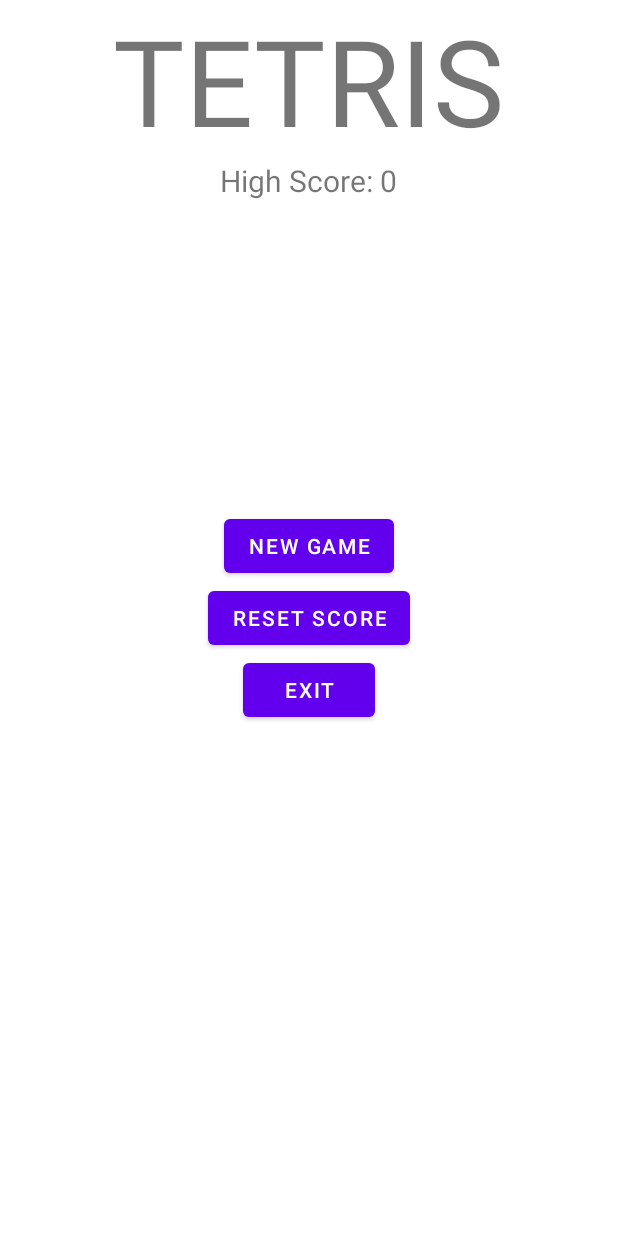
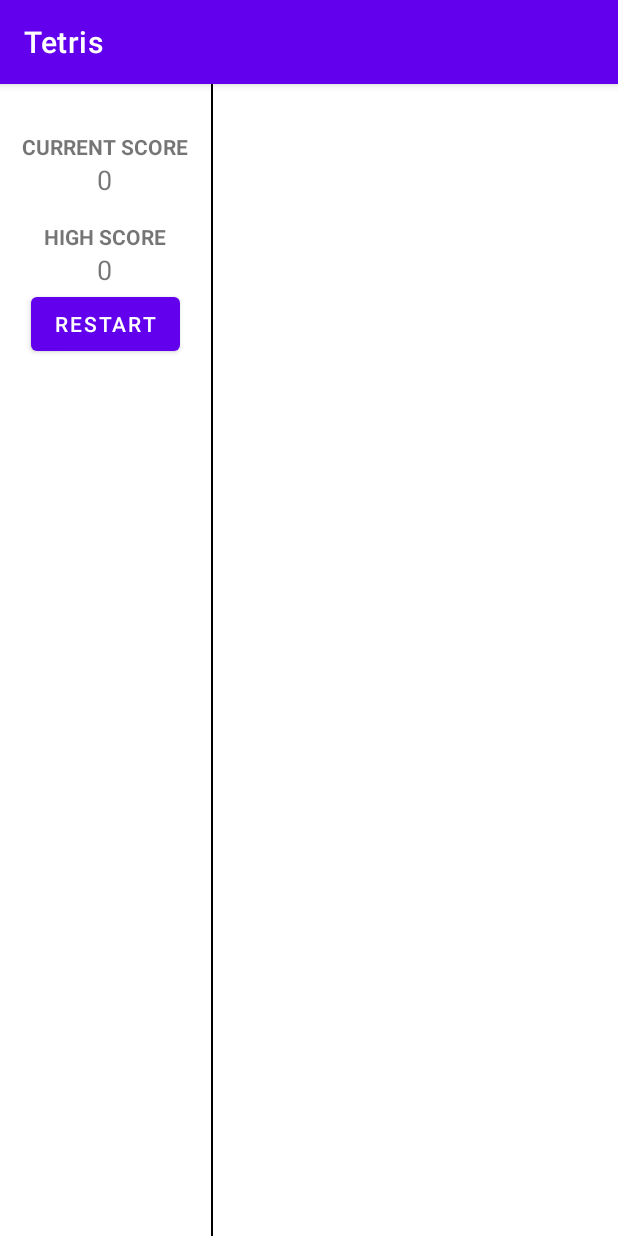
Before and after one commit to reeceslade/Tetris, an Android app: the screen it shows after launch (MainActivity before the commit, GameActivity after it), after a tap on "NEW GAME", on a phone screen of 412 x 824 dp. Run offline under Robolectric (Android 15) with nearby library versions, the phone set to English and light mode, and no system bars.

```diff
--- /dev/null
+++ b/app/src/main/java/com/example/tetris/AppPreferences.kt
@@ -0,0 +1,30 @@
+package com.example.tetris
+
+import android.content.Context
+import android.content.SharedPreferences
+
+class AppPreferences(ctx: Context) {
+    //content provides access to getSharedPreferences()
+    //this retrieves the files name as the first argument (APP PREFERENCES)
+    private var data: SharedPreferences =
+        ctx.getSharedPreferences("APP_PREFERENCES", Context.MODE_PRIVATE)
+
+
+    fun saveHighScore(highscore: Int) {
+        //takes high score as only argument
+        data.edit().putInt("HIGH_SCORE", highscore).apply()
+        //uses data.edit to allow modification to this data
+        //putInt represents a string as a key that will be used to access stored value
+        //second argument is the integer which will be stored (highScore)
+    }
+
+    fun getHighScore(): Int {
+        return data.getInt("HIGH_SCORE", 0)
+        //returns the high score data
+    }
+
+    fun clearHighScore() {
+        data.edit().putInt("HIGH_SCORE", 0).apply()
+        //overwrites high score to 0
+    }
+}
--- /dev/null
+++ b/app/src/main/java/com/example/tetris/GameActivity.kt
@@ -0,0 +1,35 @@
+package com.example.tetris
+
+import android.content.Intent
+import androidx.appcompat.app.AppCompatActivity
+import android.os.Bundle
+import android.view.View
+import android.widget.Button
+import android.widget.TextView
+import org.w3c.dom.Text
+
+class GameActivity : AppCompatActivity() {
+    var tvHighScore: TextView? = null
+    var tvCurrentScore: TextView? = null
+    var appPreferences: AppPreferences? = null
+    override fun onCreate(savedInstanceState: Bundle?) {
+        super.onCreate(savedInstanceState)
+        setContentView(R.layout.activity_game)
+        appPreferences = AppPreferences(this)
+
+        val btnRestart = findViewById<Button>(R.id.btn_restart)
+        tvHighScore = findViewById<TextView>(R.id.tv_high_score)
+        tvCurrentScore = findViewById<TextView>(R.id.tv_current_score)
+
+        updateHighScore()
+        updateCurrentScore()
+    }
+
+    private fun updateHighScore() {
+        tvHighScore?.text = "${appPreferences?.getHighScore()}"
+    }
+
+    private fun updateCurrentScore() {
+        tvCurrentScore?.text = "0"
+    }
+}
--- a/app/src/main/java/com/example/tetris/MainActivity.kt
+++ b/app/src/main/java/com/example/tetris/MainActivity.kt
@@ -1,11 +1,12 @@
 package com.example.tetris
 
+import android.content.Intent
 import androidx.appcompat.app.AppCompatActivity
 import android.os.Bundle
-//import android.support.v7.app.AppCompatActivity
 import android.view.View
 import android.widget.Button
 import android.widget.TextView
+import com.google.android.material.snackbar.Snackbar
 
 class MainActivity : AppCompatActivity() {
     var tvHighScore: TextView? = null
@@ -18,8 +19,21 @@ class MainActivity : AppCompatActivity() {
         val btnResetScore = findViewById<Button>(R.id.btn_reset_score)
         val btnExit = findViewById<Button>(R.id.btn_exit)
         val tvHighScore = findViewById<TextView>(R.id.tv_high_score)
-
-        btnNewGame.setOnClickListener { this::onBtnNewGameClick }
+        btnNewGame.setOnClickListener (this::onBtnNewGameClick)
+        btnResetScore.setOnClickListener (this::onBtnResetScoreClick)
+      //  btnExit.setOnClickListener { this:onBtnExitClick }
+}
+    private fun onBtnNewGameClick(view: View) {
+        val intent = Intent(this, GameActivity::class.java)
+        startActivity(intent)
     }
-    private fun onBtnNewGameClick(view: View) {}
+    private fun onBtnResetScoreClick(view: View) {
+        val preferences = AppPreferences(this)
+        preferences.clearHighScore()
+            Snackbar.make(view, "Score successfully reset", Snackbar.LENGTH_SHORT).show()
+        tvHighScore?.text = "High Score: ${preferences.getHighScore()}"
+    }
+    private fun onBtnExitClick(view: View) {
+        System.exit(0)
+    }
 }
--- /dev/null
+++ b/app/src/main/java/constants/FieldConstants.kt
@@ -0,0 +1,5 @@
+package constants
+
+enum class FieldConstants(val value: Int){
+    COLUMN_COUNT(10), ROW_COUNT(10)
+}
--- /dev/null
+++ b/app/src/main/java/helpers/HelperFunctions.kt
@@ -0,0 +1,6 @@
+package helpers
+
+fun array2dOfByte(sizeOuter:Int, sizeInner:Int): Array<ByteArray>
+= Array(sizeOuter) { ByteArray(sizeInner) }
+//arguments = row and col
+// this function generates and returns a new array with the specified properties
--- /dev/null
+++ b/app/src/main/res/layout/activity_game.xml
@@ -0,0 +1,74 @@
+<?xml version="1.0" encoding="utf-8"?>
+<androidx.constraintlayout.widget.ConstraintLayout
+    xmlns:android="http://schemas.android.com/apk/res/android"
+    xmlns:tools="http://schemas.android.com/tools"
+    xmlns:app="http://schemas.android.com/apk/res-auto"
+    android:layout_width="match_parent"
+    android:layout_height="match_parent"
+    tools:context=".GameActivity">
+
+  <LinearLayout
+      android:layout_width="match_parent"
+      android:layout_height="match_parent"
+      android:orientation="horizontal"
+      android:weightSum="10"
+      android:background="@color/cardview_light_background">
+
+    <LinearLayout
+        android:layout_width="wrap_content"
+        android:layout_height="wrap_content"
+        android:layout_weight="1"
+        android:gravity="center"
+        android:orientation="vertical"
+        android:paddingTop="32dp"
+        android:paddingBottom="32dp">
+      <LinearLayout
+          android:layout_width="wrap_content"
+          android:layout_height="0dp"
+          android:layout_weight="1"
+          android:gravity="center"
+          android:orientation="vertical">
+
+        <TextView
+            android:layout_width="wrap_content"
+            android:layout_height="wrap_content"
+            android:text="@string/current_score"
+            android:textAllCaps="true"
+            android:textSize="14sp"
+            android:textStyle="bold" />
+
+        <TextView
+            android:id="@+id/tv_current_score"
+            android:layout_width="wrap_content"
+            android:layout_height="wrap_content"
+            android:textSize="18sp" />
+
+        <TextView
+            android:layout_width="wrap_content"
+            android:layout_height="wrap_content"
+            android:layout_marginTop="@dimen/layout_margin_top"
+            android:text="@string/high_score"
+            android:textAllCaps="true"
+            android:textSize="14sp"
+            android:textStyle="bold" />
+
+        <TextView
+            android:id="@+id/tv_high_score"
+            android:layout_width="wrap_content"
+            android:layout_height="wrap_content"
+            android:textSize="18sp" />
+      </LinearLayout>
+
+      <Button
+          android:id="@+id/btn_restart"
+          android:layout_width="wrap_content"
+          android:layout_height="wrap_content"
+          android:text="@string/btn_restart" />
+    </LinearLayout>
+
+    <View
+      android:layout_width="1dp"
+      android:layout_height="match_parent"
+    android:background="#000"/>
+  </LinearLayout>
+  </androidx.constraintlayout.widget.ConstraintLayout>
--- a/app/src/main/res/values/strings.xml
+++ b/app/src/main/res/values/strings.xml
@@ -4,5 +4,8 @@
     <string name="reset_score">Reset score</string>
     <string name="exit">Exit</string>
     <string name="tetris">TETRIS</string>
-    <string name="high_score_0">High Score: 0</string>
+    <string name="high_score">High Score</string>
+    <string name="current_score">Current Score</string>
+    <string name="btn_restart">Restart</string>
+    <string name="high_score_0" />
 </resources>
```
Also changed, not shown: app/src/main/AndroidManifest.xml (+6 -3 lines), app/src/main/java/models/Block.java (added, +92 -0 lines), app/src/main/java/models/Frame.kt (added, +27 -0 lines), app/src/main/java/models/Shape.kt (added, +116 -0 lines).
